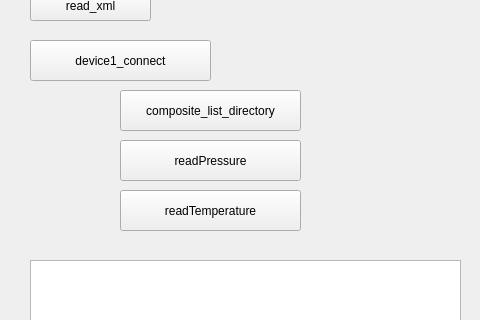
Above: profibus/mainwindow.ui from axelwogawa/PROFIBus-Profis before the change; both pictures show x 0 to 480 and y 97 to 417 of the 1202 by 770 pixel window. Below: the same form after it.
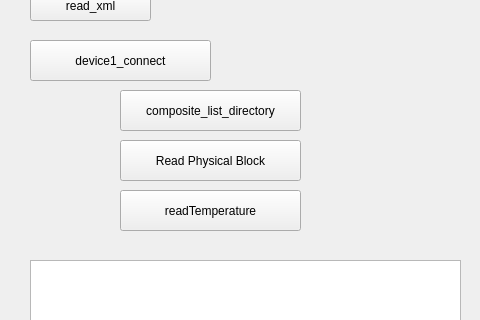
That is the form after the change.

Commit message: added physical block parsing; moved initial reads all into one function

```diff
--- a/profibus/mainwindow.ui
+++ b/profibus/mainwindow.ui
@@ -53,7 +53,7 @@
      </rect>
     </property>
     <property name="text">
-     <string>readPressure</string>
+     <string>Read Physical Block</string>
     </property>
    </widget>
    <widget class="QTextEdit" name="textEdit">
```
Left out of the diff: 4 changed lines with no effect on the pictures. The commit also changes 9 other files.
